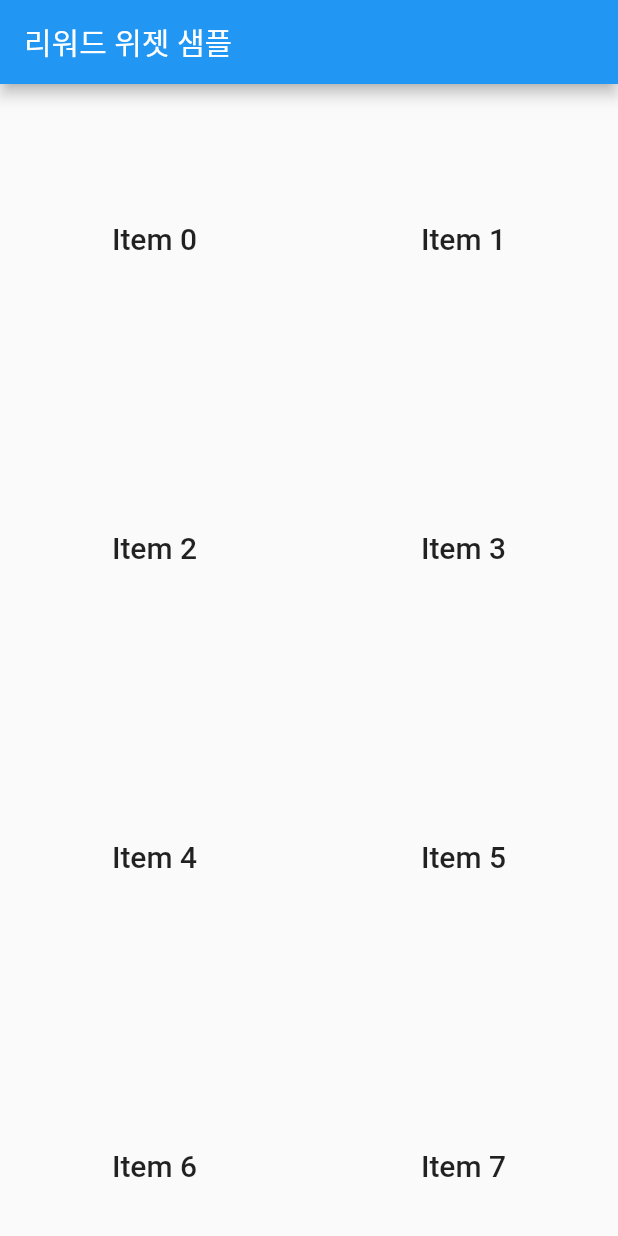
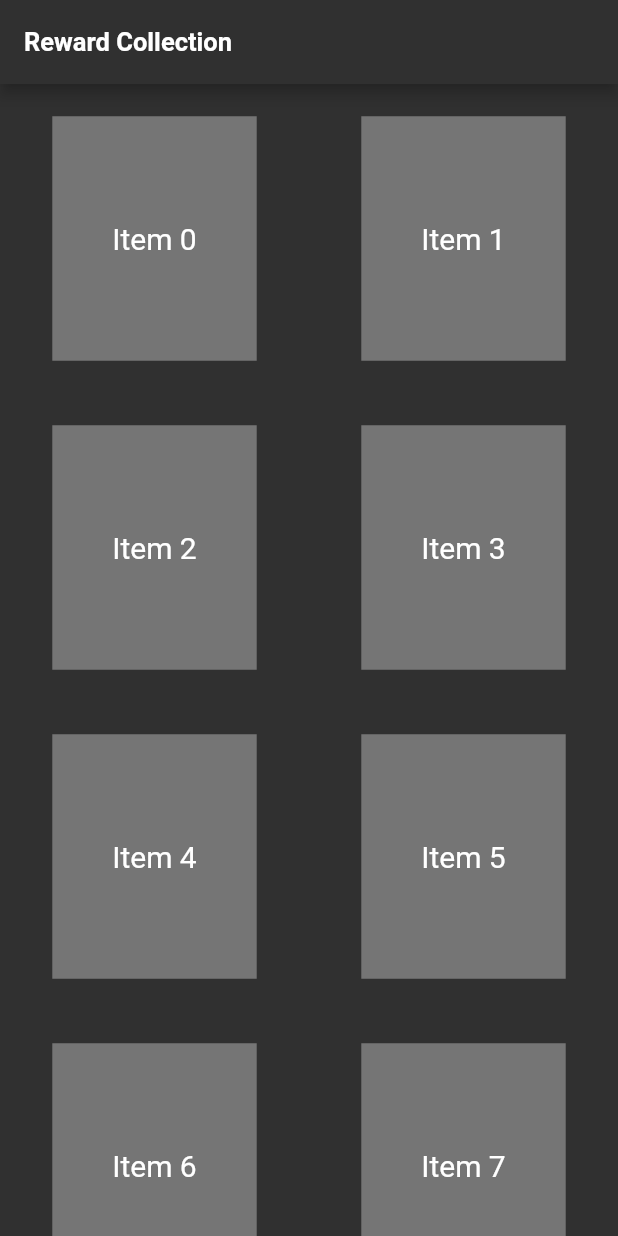
Before and after one commit to potatoCompletion/studyHelper, a Flutter app: the Reward screen opened directly, on a phone screen of 412 x 824 dp. Run offline on Flutter 3.47's test engine with Material 2 defaults, Android fonts, the phone set to English and light mode, and no system bars; our stand-ins replace rflutter_alert, table_calendar.

Commit message:
Change reward Page design

```diff
--- a/lib/ui/rewards/reward.dart
+++ b/lib/ui/rewards/reward.dart
@@ -5,17 +5,36 @@ class Reward extends StatelessWidget {
   @override
   Widget build(BuildContext context) {
     return Scaffold(
-        appBar: AppBar(title: Text('리워드 위젯 샘플')),
+        backgroundColor: Colors.grey[850],
+        appBar: AppBar(
+          backgroundColor: Colors.grey[850],
+          title: Text(
+            'Reward Collection',
+            style: TextStyle(
+              fontWeight: FontWeight.bold,
+              fontSize: 17.0,
+            ),
+          ),
+        ),
         body: GridView.count(
           crossAxisCount: 2,
           children: List.generate(
             100,
             (index) {
               return Center(
+                child: Container(
+                  padding: EdgeInsets.fromLTRB(40, 70, 40, 70),
+                  color: Colors.grey[600],
                   child: Text(
-                'Item $index',
-                style: Theme.of(context).textTheme.headline6,
-              ));
+                    'Item $index',
+                    //style: Theme.of(context).textTheme.headline6,
+                    style: TextStyle(
+                      color: Colors.white,
+                      fontSize: 20.0,
+                    ),
+                  ),
+                ),
+              );
             },
           ),
         ));
```
